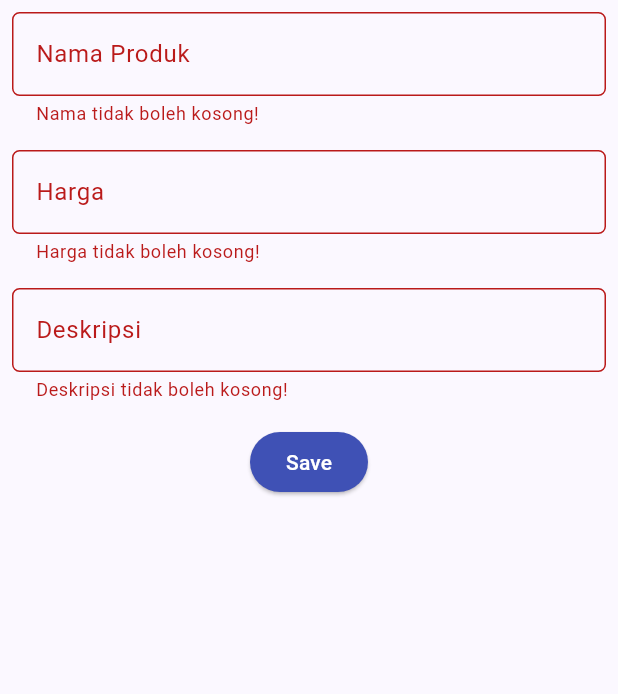
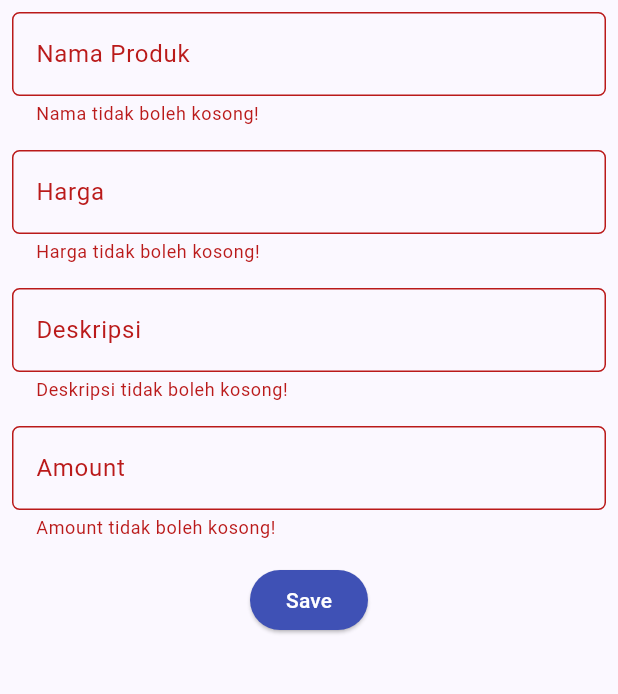
Before and after one commit to fritszoe/pacil_storage_mobile, a Flutter app: the ShopFormPage screen opened directly, after a tap on "Save", on a phone screen of 412 x 824 dp, the part 84-778 px from its top. Run offline on Flutter 3.47's test engine with Material 2 defaults, Android fonts, the light colour scheme and no system bars; missing offline and left inert: pbp_django_auth; network calls fail.

Commit message:
done tugas-9

```diff
--- a/lib/screens/shoplist_form.dart
+++ b/lib/screens/shoplist_form.dart
@@ -1,5 +1,10 @@
+import 'dart:convert';
+
 import 'package:flutter/material.dart';
+import 'package:pacil_storage/screens/menu.dart';
 import 'package:pacil_storage/widgets/left_drawer.dart';
+import 'package:pbp_django_auth/pbp_django_auth.dart';
+import 'package:provider/provider.dart';
 // TODO: Impor drawer yang sudah dibuat sebelumnya
 
 class ShopFormPage extends StatefulWidget {
@@ -12,10 +17,12 @@
 class _ShopFormPageState extends State<ShopFormPage> {
     final _formKey = GlobalKey<FormState>();
     String _name = "";
+    int _amount = 0;
     int _price = 0;
     String _description = "";
     @override
     Widget build(BuildContext context) {
+        final request = context.watch<CookieRequest>();
         return Scaffold(
           appBar: AppBar(
             title: const Center(
@@ -108,6 +115,30 @@
                           },
                         ),
                       ),
+                      Padding(
+                        padding: const EdgeInsets.all(8.0),
+                        child: TextFormField(
+                          decoration: InputDecoration(
+                            hintText: "Amount",
+                            labelText: "Amount",
+                            border: OutlineInputBorder(
+                              borderRadius: BorderRadius.circular(5.0),
+                            ),
+                          ),
+                          onChanged: (String? value) {
+                            setState(() {
+                              // TODO: Tambahkan variabel yang sesuai
+                              _amount = int.parse(value!);
+                            });
+                          },
+                          validator: (String? value) {
+                            if (value == null || value.isEmpty) {
+                              return "Amount tidak boleh kosong!";
+                            }
+                            return null;
+                          },
+                        ),
+                      ),
                       Align(
                         alignment: Alignment.bottomCenter,
                         child: Padding(
@@ -117,37 +148,36 @@
                               backgroundColor:
                                   MaterialStateProperty.all(Colors.indigo),
                             ),
-                            onPressed: () {
-                              if (_formKey.currentState!.validate()) {
-                                showDialog(
-                                  context: context,
-                                  builder: (context) {
-                                    return AlertDialog(
-                                      title: const Text('Produk berhasil tersimpan'),
-                                      content: SingleChildScrollView(
-                                        child: Column(
-                                          crossAxisAlignment:
-                                              CrossAxisAlignment.start,
-                                          children: [
-                                            Text('Nama: $_name'),
-                                            // TODO: Munculkan value-value lainnya
-                                            Text('Harga: $_price'),
-                                            Text('Deskripsi: $_description'),
-                                          ],
-                                        ),
-                                      ),
-                                      actions: [
-                                        TextButton(
-                                          child: const Text('OK'),
-                                          onPressed: () {
-                                            Navigator.pop(context);
-                                          },
-                                        ),
-                                      ],
-                                    );
-                                  },
-                                );
-                              }
+                            onPressed: () async {
+                                if (_formKey.currentState!.validate()) {
+                                    // Kirim ke Django dan tunggu respons
+                                    // TODO: Ganti URL dan jangan lupa tambahkan trailing slash (/) di akhir URL!
+                                    final response = await request.postJson(
+                                    "http://127.0.0.1:8000/create-flutter/",
+                                    jsonEncode(<String, String>{
+                                        'name': _name,
+                                        'amount': _amount.toString(), // TODO: Ubah tipe data menjadi 'String
+                                        'price': _price.toString(),
+                                        'description': _description,
+                                        // TODO: Sesuaikan field data sesuai dengan aplikasimu
+                                    }));
+                                    if (response['status'] == 'success') {
+                                        ScaffoldMessenger.of(context)
+                                            .showSnackBar(const SnackBar(
+                                        content: Text("Produk baru berhasil disimpan!"),
+                                        ));
+                                        Navigator.pushReplacement(
+                                            context,
+                                            MaterialPageRoute(builder: (context) => MyHomePage()),
+                                        );
+                                    } else {
+                                        ScaffoldMessenger.of(context)
+                                            .showSnackBar(const SnackBar(
+                                            content:
+                                                Text("Terdapat kesalahan, silakan coba lagi."),
+                                        ));
+                                    }
+                                }
                             },
                             child: const Text(
                               "Save",
--- a/lib/widgets/left_drawer.dart
+++ b/lib/widgets/left_drawer.dart
@@ -1,6 +1,7 @@
 import 'package:flutter/material.dart';
 import 'package:pacil_storage/screens/menu.dart';
 import 'package:pacil_storage/screens/shoplist_form.dart';
+import 'package:pacil_storage/screens/list_product.dart';
 
 class LeftDrawer extends StatelessWidget {
   const LeftDrawer({super.key});
@@ -67,6 +68,17 @@
                   MaterialPageRoute(builder: (context) => ShopFormPage()));
             },
           ),
+          ListTile(
+              leading: const Icon(Icons.shopping_basket),
+              title: const Text('Daftar Produk'),
+              onTap: () {
+                  // Route menu ke halaman produk
+                  Navigator.push(
+                  context,
+                  MaterialPageRoute(builder: (context) => const ProductPage()),
+                  );
+              },
+          ),
         ],
       ),
     );
--- a/pubspec.yaml
+++ b/pubspec.yaml
@@ -35,6 +35,9 @@
   # The following adds the Cupertino Icons font to your application.
   # Use with the CupertinoIcons class for iOS style icons.
   cupertino_icons: ^1.0.2
+  provider: ^6.1.1
+  pbp_django_auth: ^0.4.0
+  http: ^1.1.0
 
 dev_dependencies:
   flutter_test:
```
Also changed, not shown: lib/main.dart (+15 -23 lines), lib/models/Product.dart (added, +65 -0 lines), lib/screens/list_product.dart (added, +93 -0 lines), lib/screens/login.dart (added, +114 -0 lines), lib/widgets/shop_card.dart (+30 -1 lines), pubspec.lock, 3 other files.
